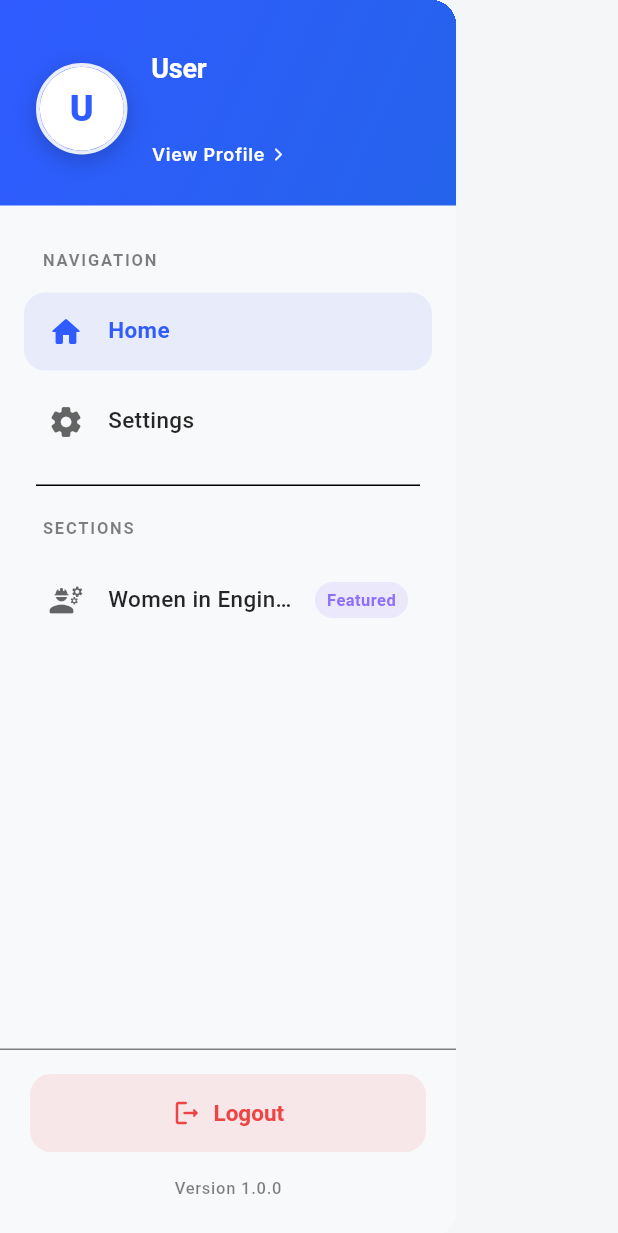
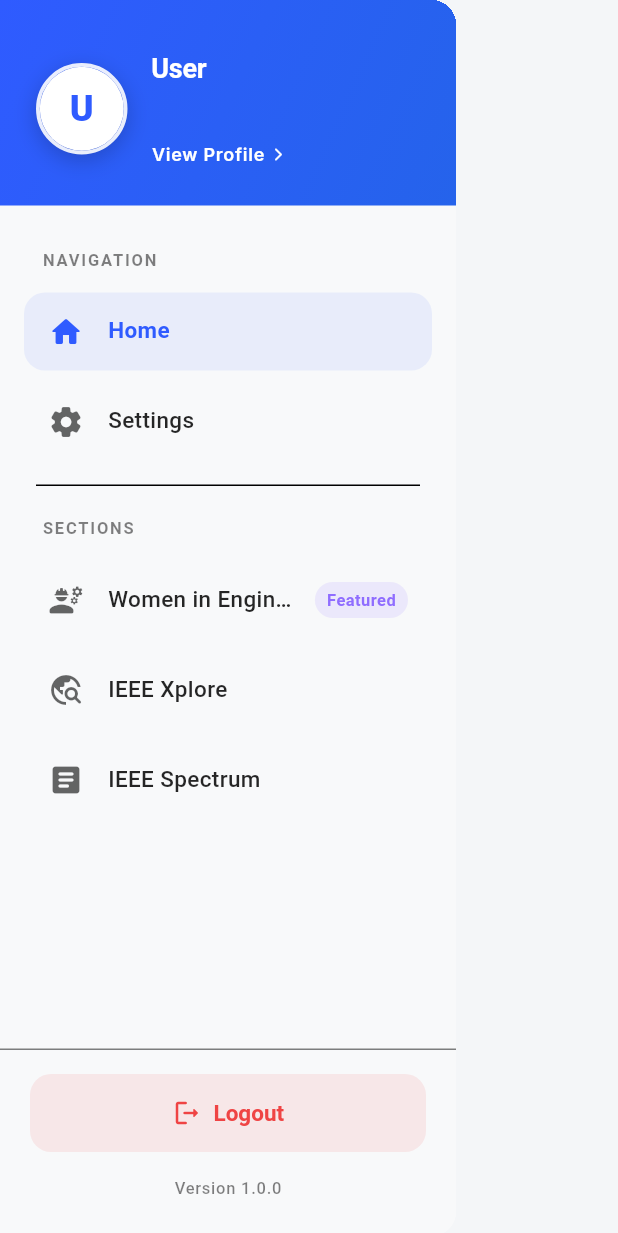
Before and after one commit to purvadeepak16/ieeeapp, a Flutter app: the AppDrawer widget shown alone on an empty page, opened directly, on a phone screen of 412 x 824 dp. Shown: the top 1233 px of the screen. Run offline on Flutter 3.47's test engine with Material 3 defaults, Android fonts, the phone set to English and light mode, and no system bars; our stand-ins replace cloud_firestore, firebase_auth, firebase_core, flutter_riverpod, go_router, google_fonts and 6 more; missing offline and left inert: webview_flutter_android, webview_flutter_wkwebview; accounts and stored records are empty; network calls fail.

Commit message:
Added IEEE Xplore and Specturm , Removed Hardcoded announcements

```diff
--- a/lib/widgets/app_drawer.dart
+++ b/lib/widgets/app_drawer.dart
@@ -6,6 +6,7 @@
 import 'package:ieee_app/core/theme/app_colors.dart';
 import 'package:ieee_app/core/extensions/context_extensions.dart';
 import 'package:ieee_app/core/constants/app_constants.dart';
+import 'package:url_launcher/url_launcher.dart';
 
 class AppDrawer extends ConsumerWidget {
   const AppDrawer({super.key});
@@ -96,6 +97,32 @@
                     onTap: () {
                       Navigator.pop(context);
                       context.go(AppConstants.wiePath);
+                    },
+                  ),
+                  _buildDrawerItem(
+                    context,
+                    icon: Icons.travel_explore_rounded,
+                    label: 'IEEE Xplore',
+                    highlightColor: const Color(0xFF00629B),
+                    onTap: () async {
+                      Navigator.pop(context);
+                      final url = Uri.parse('https://ieeexplore.ieee.org/Xplore/home.jsp');
+                      if (!await launchUrl(url, mode: LaunchMode.externalApplication)) {
+                        debugPrint('Could not launch $url');
+                      }
+                    },
+                  ),
+                  _buildDrawerItem(
+                    context,
+                    icon: Icons.article_rounded,
+                    label: 'IEEE Spectrum',
+                    highlightColor: const Color(0xFF00629B),
+                    onTap: () async {
+                      Navigator.pop(context);
+                      final url = Uri.parse('https://spectrum.ieee.org/');
+                      if (!await launchUrl(url, mode: LaunchMode.externalApplication)) {
+                        debugPrint('Could not launch $url');
+                      }
                     },
                   ),
                 ],
```
Also changed, not shown: lib/screens/home/home_screen.dart (+0 -81 lines), pubspec.lock.
